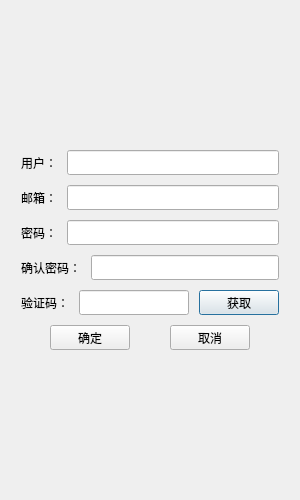
Old version of the form Chat/registerdialog.ui in the repository feiwuyige/WebServer.
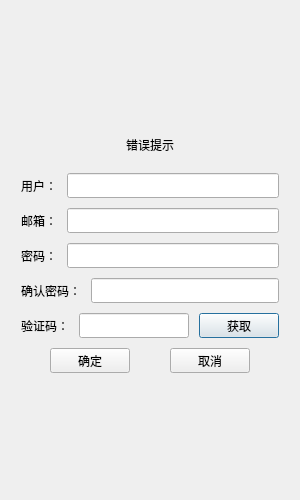
New version of the form.

Commit message: finish http manager class

Diff of the .ui file:
```diff
--- a/Chat/registerdialog.ui
+++ b/Chat/registerdialog.ui
@@ -56,6 +56,22 @@
        </property>
       </spacer>
      </item>
+     <item>
+      <widget class="QWidget" name="widget" native="true">
+       <layout class="QHBoxLayout" name="horizontalLayout_2">
+        <item>
+         <widget class="QLabel" name="ErrorLabel">
+          <property name="text">
+           <string>错误提示</string>
+          </property>
+          <property name="alignment">
+           <set>Qt::AlignmentFlag::AlignCenter</set>
+          </property>
+         </widget>
+        </item>
+       </layout>
+      </widget>
+     </item>
      <item>
       <layout class="QHBoxLayout" name="horizontalLayout">
        <item>
```
Left out of the diff: 4 changed lines with no effect on the pictures. The commit also changes 17 other files.
